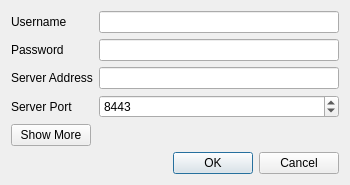
Above: logindialog.ui from Cheddy/InterventionManagerClient before the change. Below: the same form after it.
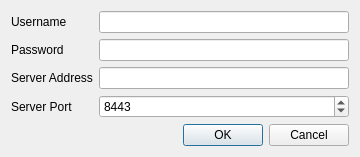
That is the form after the change.

```diff
--- a/logindialog.ui
+++ b/logindialog.ui
@@ -11,7 +11,7 @@
    </rect>
   </property>
   <property name="sizePolicy">
-   <sizepolicy hsizetype="Expanding" vsizetype="Minimum">
+   <sizepolicy hsizetype="Fixed" vsizetype="Fixed">
     <horstretch>0</horstretch>
     <verstretch>0</verstretch>
    </sizepolicy>
@@ -22,56 +22,72 @@
     <height>0</height>
    </size>
   </property>
+  <property name="maximumSize">
+   <size>
+    <width>350</width>
+    <height>16777215</height>
+   </size>
+  </property>
+  <property name="baseSize">
+   <size>
+    <width>350</width>
+    <height>0</height>
+   </size>
+  </property>
+  <property name="mouseTracking">
+   <bool>false</bool>
+  </property>
+  <property name="contextMenuPolicy">
+   <enum>Qt::CustomContextMenu</enum>
+  </property>
   <property name="windowTitle">
    <string>Intervention Manager Login</string>
   </property>
-  <layout class="QGridLayout" name="gridLayout">
+  <layout class="QVBoxLayout" name="verticalLayout">
    <property name="sizeConstraint">
-    <enum>QLayout::SetMinimumSize</enum>
+    <enum>QLayout::SetFixedSize</enum>
    </property>
-   <item row="3" column="0">
-    <widget class="QDialogButtonBox" name="buttonBox">
-     <property name="orientation">
-      <enum>Qt::Horizontal</enum>
-     </property>
-     <property name="standardButtons">
-      <set>QDialogButtonBox::Cancel|QDialogButtonBox::Ok</set>
-     </property>
-     <property name="centerButtons">
-      <bool>false</bool>
-     </property>
-    </widget>
-   </item>
-   <item row="2" column="0" alignment="Qt::AlignLeft">
-    <widget class="QPushButton" name="showMoreButton">
-     <property name="sizePolicy">
-      <sizepolicy hsizetype="Fixed" vsizetype="Fixed">
-       <horstretch>0</horstretch>
-       <verstretch>0</verstretch>
-      </sizepolicy>
-     </property>
-     <property name="text">
-      <string>Show More</string>
-     </property>
-    </widget>
-   </item>
-   <item row="0" column="0">
+   <item>
     <layout class="QFormLayout" name="formLayout">
      <property name="sizeConstraint">
-      <enum>QLayout::SetMinimumSize</enum>
+      <enum>QLayout::SetFixedSize</enum>
      </property>
-     <item row="0" column="0">
-      <widget class="QLabel" name="usernameLabel">
-       <property name="text">
-        <string>Username</string>
-       </property>
-      </widget>
-     </item>
+     <property name="fieldGrowthPolicy">
+      <enum>QFormLayout::FieldsStayAtSizeHint</enum>
+     </property>
+     <property name="labelAlignment">
+      <set>Qt::AlignLeading|Qt::AlignLeft|Qt::AlignVCenter</set>
+     </property>
      <item row="0" column="1">
-      <widget class="QLineEdit" name="usernameField"/>
+      <widget class="QLineEdit" name="usernameField">
+       <property name="sizePolicy">
+        <sizepolicy hsizetype="Fixed" vsizetype="Fixed">
+         <horstretch>0</horstretch>
+         <verstretch>0</verstretch>
+        </sizepolicy>
+       </property>
+       <property name="minimumSize">
+        <size>
+         <width>250</width>
+         <height>0</height>
+        </size>
+       </property>
+      </widget>
      </item>
      <item row="1" column="0">
       <widget class="QLabel" name="passwordLabel">
+       <property name="sizePolicy">
+        <sizepolicy hsizetype="Fixed" vsizetype="Preferred">
+         <horstretch>0</horstretch>
+         <verstretch>0</verstretch>
+        </sizepolicy>
+       </property>
+       <property name="minimumSize">
+        <size>
+         <width>75</width>
+         <height>0</height>
+        </size>
+       </property>
        <property name="text">
         <string>Password</string>
        </property>
@@ -79,6 +95,18 @@
      </item>
      <item row="1" column="1">
       <widget class="QLineEdit" name="passwordField">
+       <property name="sizePolicy">
+        <sizepolicy hsizetype="Fixed" vsizetype="Fixed">
+         <horstretch>0</horstretch>
+         <verstretch>0</verstretch>
+        </sizepolicy>
+       </property>
+       <property name="minimumSize">
+        <size>
+         <width>250</width>
+         <height>0</height>
+        </size>
+       </property>
        <property name="frame">
         <bool>true</bool>
        </property>
@@ -102,6 +130,18 @@
        <property name="enabled">
         <bool>true</bool>
        </property>
+       <property name="sizePolicy">
+        <sizepolicy hsizetype="Fixed" vsizetype="Fixed">
+         <horstretch>0</horstretch>
+         <verstretch>0</verstretch>
+        </sizepolicy>
+       </property>
+       <property name="minimumSize">
+        <size>
+         <width>250</width>
+         <height>0</height>
+        </size>
+       </property>
        <property name="autoFillBackground">
         <bool>false</bool>
        </property>
@@ -112,6 +152,18 @@
      </item>
      <item row="3" column="0">
       <widget class="QLabel" name="serverPortLabel">
+       <property name="sizePolicy">
+        <sizepolicy hsizetype="Fixed" vsizetype="Preferred">
+         <horstretch>0</horstretch>
+         <verstretch>0</verstretch>
+        </sizepolicy>
+       </property>
+       <property name="minimumSize">
+        <size>
+         <width>75</width>
+         <height>0</height>
+        </size>
+       </property>
        <property name="styleSheet">
         <string notr="true"/>
        </property>
@@ -122,6 +174,18 @@
      </item>
      <item row="3" column="1">
       <widget class="QSpinBox" name="serverPortSpinBox">
+       <property name="sizePolicy">
+        <sizepolicy hsizetype="Fixed" vsizetype="Fixed">
+         <horstretch>0</horstretch>
+         <verstretch>0</verstretch>
+        </sizepolicy>
+       </property>
+       <property name="minimumSize">
+        <size>
+         <width>250</width>
+         <height>0</height>
+        </size>
+       </property>
        <property name="minimum">
         <number>1</number>
        </property>
@@ -133,8 +197,40 @@
        </property>
       </widget>
      </item>
+     <item row="0" column="0">
+      <widget class="QLabel" name="usernameLabel">
+       <property name="sizePolicy">
+        <sizepolicy hsizetype="Fixed" vsizetype="Preferred">
+         <horstretch>0</horstretch>
+         <verstretch>0</verstretch>
+        </sizepolicy>
+       </property>
+       <property name="minimumSize">
+        <size>
+         <width>75</width>
+         <height>0</height>
+        </size>
+       </property>
+       <property name="text">
+        <string>Username</string>
+       </property>
+      </widget>
+     </item>
     </layout>
    </item>
+   <item>
+    <widget class="QDialogButtonBox" name="buttonBox">
+     <property name="orientation">
+      <enum>Qt::Horizontal</enum>
+     </property>
+     <property name="standardButtons">
+      <set>QDialogButtonBox::Cancel|QDialogButtonBox::Ok</set>
+     </property>
+     <property name="centerButtons">
+      <bool>false</bool>
+     </property>
+    </widget>
+   </item>
   </layout>
  </widget>
  <resources/>
```
Left out of the diff: 12 changed lines with no effect on the pictures.
